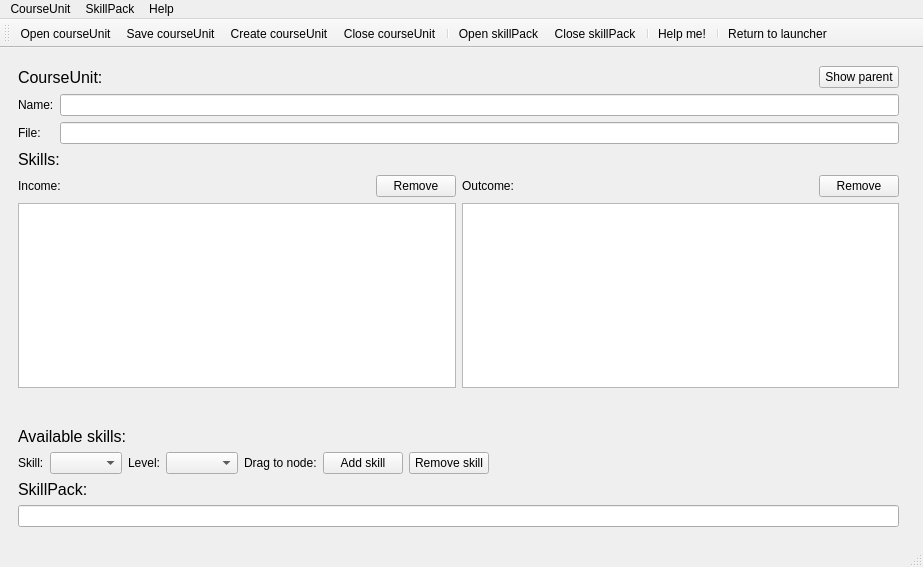
Above: Sources/App/CourseEditor/courseeditor.ui from timattt/Cognitia-II before the change. Below: the same form after it.
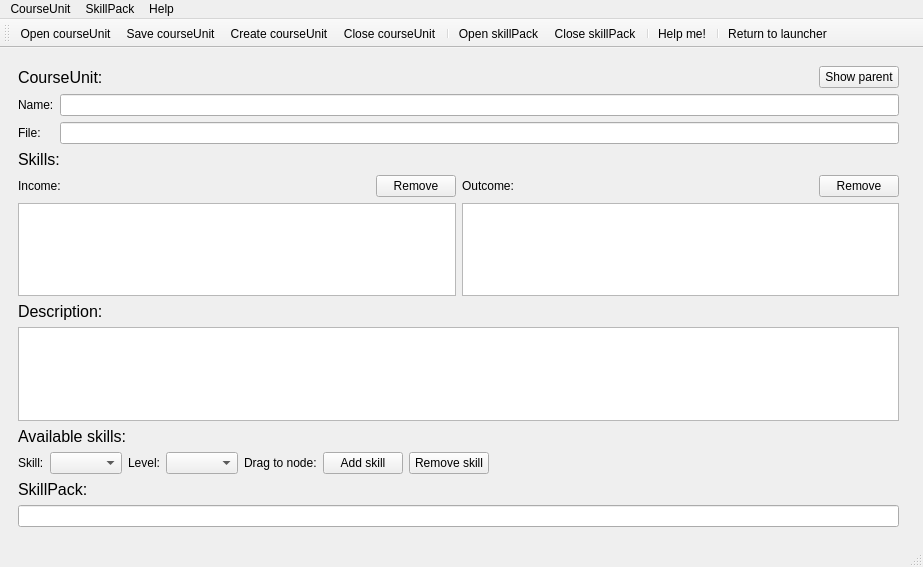
That is the form after the change. Custom widgets are drawn as their Qt base class.

Commit message: CourseEditor | Feature | Changes: 1. added description panel for course unit 2. made CourseUnitViewer more independed so it can be used in further places

The edit to the form file:
```diff
--- a/Sources/App/CourseEditor/courseeditor.ui
+++ b/Sources/App/CourseEditor/courseeditor.ui
@@ -127,6 +127,21 @@
          </item>
         </layout>
        </item>
+       <item>
+        <widget class="QLabel" name="label_10">
+         <property name="font">
+          <font>
+           <pointsize>12</pointsize>
+          </font>
+         </property>
+         <property name="text">
+          <string>Description:</string>
+         </property>
+        </widget>
+       </item>
+       <item>
+        <widget class="QTextEdit" name="descrPanel"/>
+       </item>
        <item>
         <spacer name="verticalSpacer">
          <property name="orientation">
```
Left out of the diff: 2 changed lines with no effect on the pictures. The commit also changes 7 other files.
